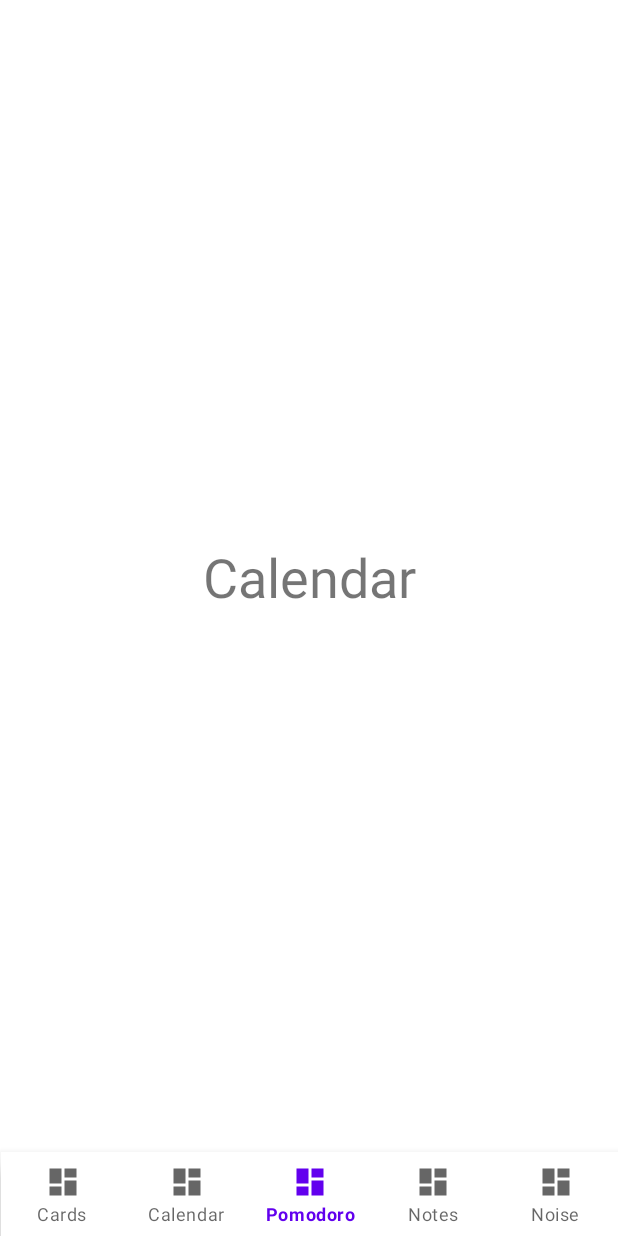
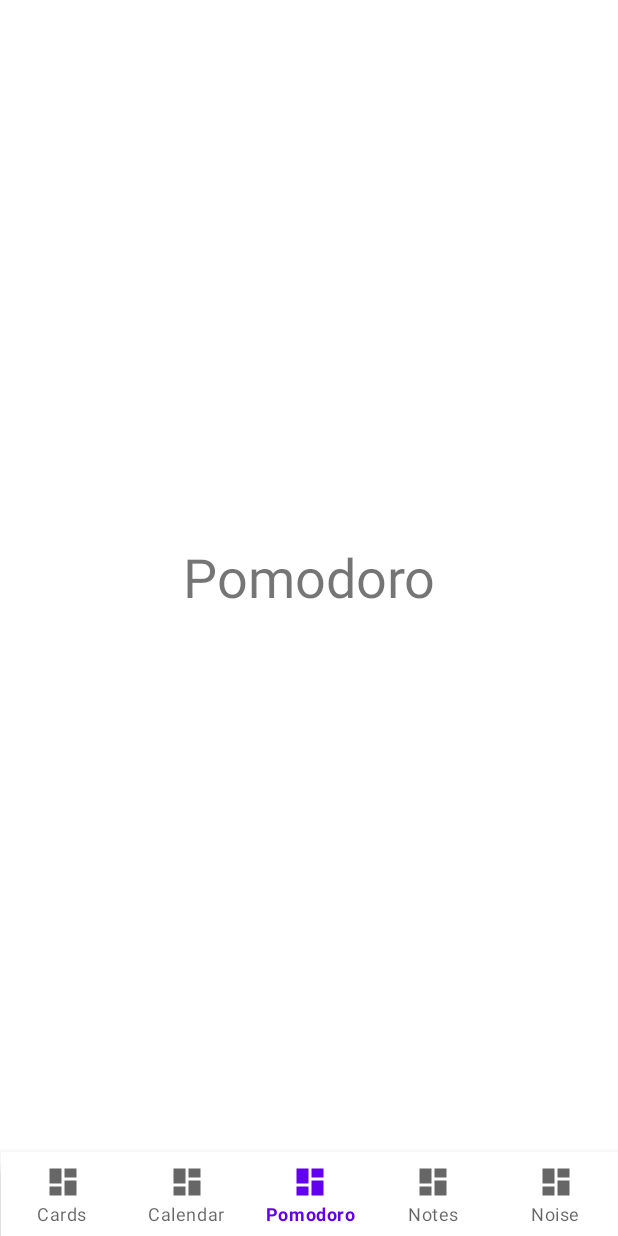
Before and after one commit to ETS-Android3/Plato-AndroidApp, an Android app: the screen it shows after launch (MainActivity), item 3 of the bottom bar chosen, on a phone screen of 412 x 824 dp. Run offline under Robolectric (Android 15) with nearby library versions, the phone set to English and light mode, and no system bars; our stand-ins replace navigation-ui.

Commit message:
Implemented Basic Navbar

```diff
--- a/app/src/main/java/com/example/plato/MainActivity.java
+++ b/app/src/main/java/com/example/plato/MainActivity.java
@@ -28,19 +28,23 @@
                 switch (item.getItemId()){
 
                     case R.id.navbar_cards:
+                        openFragment(new Flashcards());
                         return true;
 
                     case R.id.navbar_calendar:
                         openFragment(new Calendar());
                         return true;
 
-                    case R.id.navbar_pomo:
+                    case R.id.navbar_pomodoro:
+                        openFragment(new Pomodoro());
                         return true;
 
                     case R.id.navbar_notes:
+                        openFragment(new Notes());
                         return true;
 
                     case R.id.navbar_noise:
+                        openFragment(new Noise());
                         return true;
                 }
                 return false;
--- a/app/src/main/res/layout/activity_main.xml
+++ b/app/src/main/res/layout/activity_main.xml
@@ -2,7 +2,7 @@
 <androidx.constraintlayout.widget.ConstraintLayout xmlns:android="http://schemas.android.com/apk/res/android"
     xmlns:app="http://schemas.android.com/apk/res-auto"
     xmlns:tools="http://schemas.android.com/tools"
-    android:id="@+id/container"
+    android:id="@+id/mainContainer"
     android:layout_width="match_parent"
     android:layout_height="match_parent">
 
--- a/app/src/main/res/layout/fragment_calendar.xml
+++ b/app/src/main/res/layout/fragment_calendar.xml
@@ -2,13 +2,13 @@
 <androidx.constraintlayout.widget.ConstraintLayout xmlns:android="http://schemas.android.com/apk/res/android"
     xmlns:app="http://schemas.android.com/apk/res-auto"
     xmlns:tools="http://schemas.android.com/tools"
-    android:id="@+id/frameLayout"
+    android:id="@+id/calendarContainer"
     android:layout_width="match_parent"
     android:layout_height="match_parent"
     tools:context=".Calendar">
 
     <TextView
-        android:id="@+id/Calendar"
+        android:id="@+id/calendarText"
         android:layout_width="wrap_content"
         android:layout_height="wrap_content"
         android:text="Calendar"
--- a/app/src/main/res/layout/fragment_dashboard.xml
+++ b/app/src/main/res/layout/fragment_dashboard.xml
@@ -2,6 +2,7 @@
 <androidx.constraintlayout.widget.ConstraintLayout xmlns:android="http://schemas.android.com/apk/res/android"
     xmlns:app="http://schemas.android.com/apk/res-auto"
     xmlns:tools="http://schemas.android.com/tools"
+    android:id="@+id/mainContainer"
     android:layout_width="match_parent"
     android:layout_height="match_parent"
     tools:context=".ui.dashboard.DashboardFragment">
--- a/app/src/main/res/layout/fragment_pomodoro.xml
+++ b/app/src/main/res/layout/fragment_pomodoro.xml
@@ -1,14 +1,20 @@
 <?xml version="1.0" encoding="utf-8"?>
-<FrameLayout xmlns:android="http://schemas.android.com/apk/res/android"
+<androidx.constraintlayout.widget.ConstraintLayout xmlns:android="http://schemas.android.com/apk/res/android"
+    xmlns:app="http://schemas.android.com/apk/res-auto"
     xmlns:tools="http://schemas.android.com/tools"
+    android:id="@+id/pomodoroContainer"
     android:layout_width="match_parent"
     android:layout_height="match_parent"
     tools:context=".Pomodoro">
 
-    <!-- TODO: Update blank fragment layout -->
     <TextView
-        android:layout_width="match_parent"
-        android:layout_height="match_parent"
-        android:text="@string/hello_blank_fragment" />
-
-</FrameLayout>
+        android:id="@+id/pomodoroText"
+        android:layout_width="wrap_content"
+        android:layout_height="wrap_content"
+        android:text="Pomodoro"
+        android:textSize="36sp"
+        app:layout_constraintBottom_toBottomOf="parent"
+        app:layout_constraintEnd_toEndOf="parent"
+        app:layout_constraintStart_toStartOf="parent"
+        app:layout_constraintTop_toTopOf="parent" />
+</androidx.constraintlayout.widget.ConstraintLayout>
--- a/app/src/main/res/menu/navbar_items.xml
+++ b/app/src/main/res/menu/navbar_items.xml
@@ -12,7 +12,7 @@
         android:title="Calendar" />
 
     <item
-        android:id="@+id/navbar_pomo"
+        android:id="@+id/navbar_pomodoro"
         android:icon="@drawable/ic_dashboard_black_24dp"
         android:title="Pomodoro" />
 
```
Also changed, not shown: app/src/main/res/layout/fragment_flashcards.xml (+13 -7 lines), app/src/main/res/layout/fragment_noise.xml (+13 -7 lines), app/src/main/res/layout/fragment_notes.xml (+13 -7 lines).
